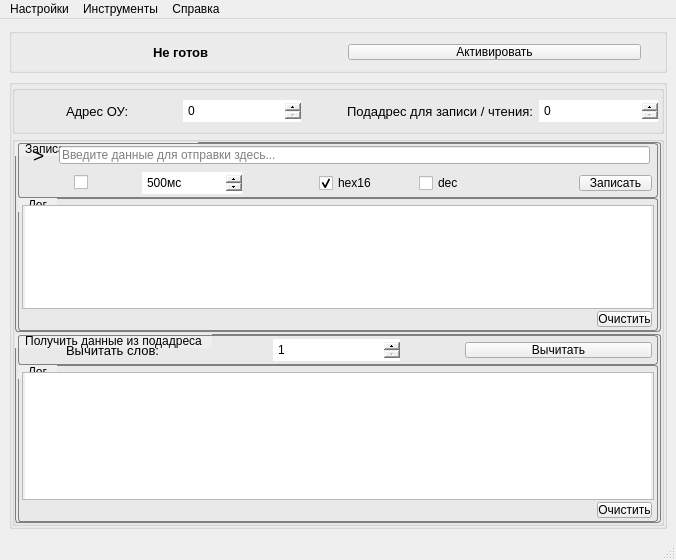
Above: ui/MainWindow.ui from AnatolyHryntsevich/TA1-USB-01-I before the change. Below: the same form after it.
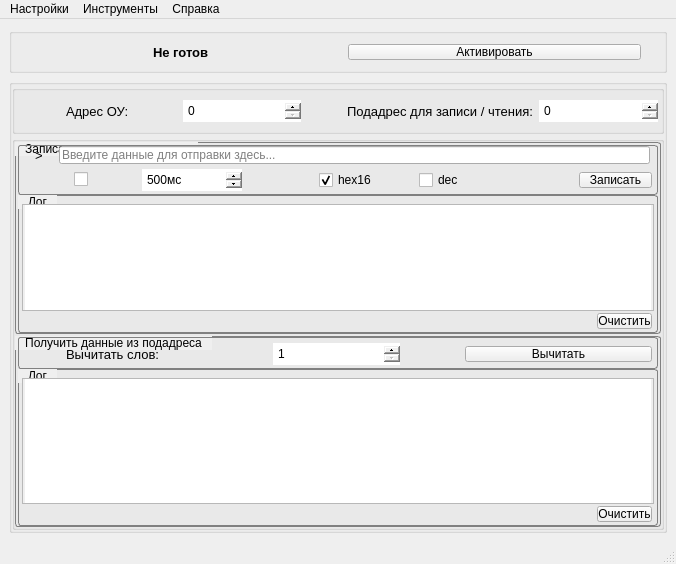
That is the form after the change.

Commit message: feat Implemented logic for displaying the write/read log

```diff
--- a/ui/MainWindow.ui
+++ b/ui/MainWindow.ui
@@ -7,7 +7,7 @@
     <x>0</x>
     <y>0</y>
     <width>676</width>
-    <height>560</height>
+    <height>564</height>
    </rect>
   </property>
   <property name="windowTitle">
@@ -348,7 +348,7 @@
                 <number>2</number>
                </property>
                <property name="topMargin">
-                <number>0</number>
+                <number>2</number>
                </property>
                <property name="rightMargin">
                 <number>2</number>
@@ -407,7 +407,7 @@
                          <widget class="QLabel" name="inputMpiWriteDataCursorLabel">
                           <property name="font">
                            <font>
-                            <pointsize>14</pointsize>
+                            <pointsize>10</pointsize>
                             <stylestrategy>PreferAntialias</stylestrategy>
                            </font>
                           </property>
@@ -685,7 +685,7 @@
                      <number>3</number>
                     </property>
                     <property name="topMargin">
-                     <number>6</number>
+                     <number>8</number>
                     </property>
                     <property name="rightMargin">
                      <number>3</number>
@@ -714,6 +714,12 @@
     padding-right: 2px;
 }</string>
                         </property>
+                        <property name="undoRedoEnabled">
+                         <bool>false</bool>
+                        </property>
+                        <property name="readOnly">
+                         <bool>true</bool>
+                        </property>
                        </widget>
                       </item>
                       <item alignment="Qt::AlignRight">
@@ -807,7 +813,7 @@
                      <number>0</number>
                     </property>
                     <property name="topMargin">
-                     <number>0</number>
+                     <number>2</number>
                     </property>
                     <property name="rightMargin">
                      <number>3</number>
@@ -964,7 +970,7 @@
                      <number>3</number>
                     </property>
                     <property name="topMargin">
-                     <number>6</number>
+                     <number>8</number>
                     </property>
                     <property name="rightMargin">
                      <number>3</number>
@@ -990,6 +996,12 @@
     padding-right: 2px;
 }</string>
                         </property>
+                        <property name="undoRedoEnabled">
+                         <bool>false</bool>
+                        </property>
+                        <property name="readOnly">
+                         <bool>true</bool>
+                        </property>
                        </widget>
                       </item>
                       <item alignment="Qt::AlignRight">
```
The commit also changes 2 other files.
